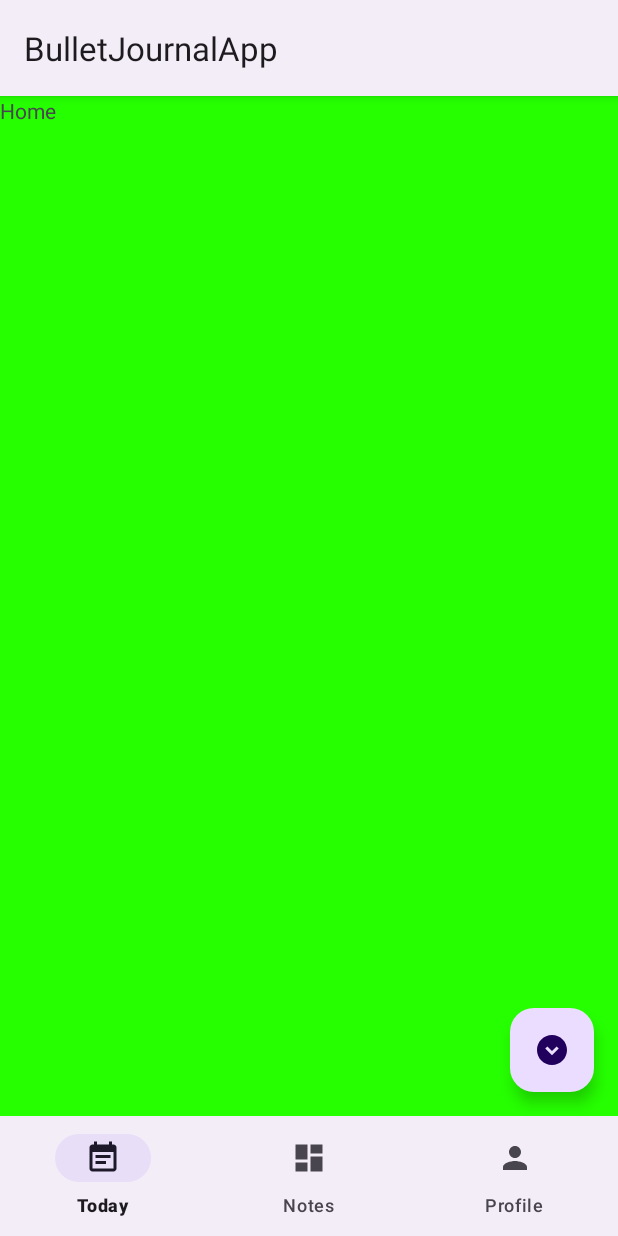
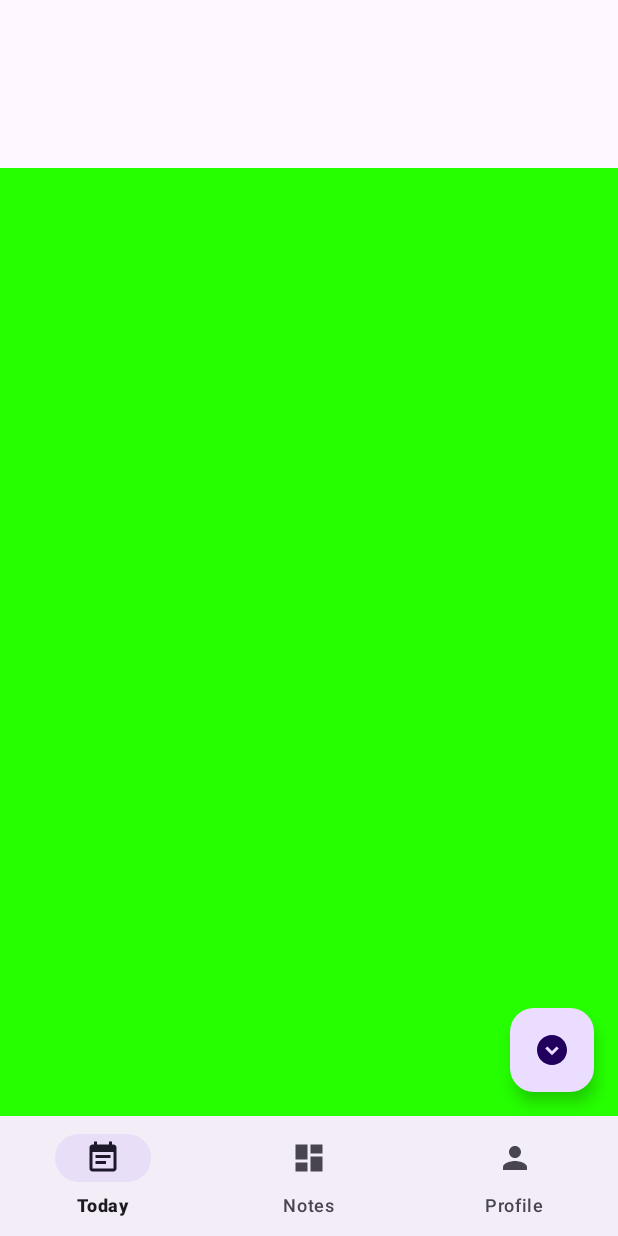
Before and after one commit to riestersamuel/bullet-time, an Android app: the screen it shows after launch (MainActivity), on a phone screen of 412 x 824 dp. Run offline under Robolectric (Android 15) with nearby library versions, the phone set to English and light mode, and no system bars.

Commit message:
Removed toolbar

```diff
--- a/app/src/main/res/layout/activity_main.xml
+++ b/app/src/main/res/layout/activity_main.xml
@@ -2,10 +2,14 @@
 <androidx.constraintlayout.widget.ConstraintLayout xmlns:android="http://schemas.android.com/apk/res/android"
     xmlns:app="http://schemas.android.com/apk/res-auto"
     xmlns:tools="http://schemas.android.com/tools"
-    android:id="@+id/TabContainer"
+    android:layout_width="match_parent"
     android:layout_height="match_parent"
-    tools:context=".MainActivity" android:layout_width="match_parent">
+    tools:context=".MainActivity">
 
+    <FrameLayout
+        android:layout_width="match_parent"
+        android:layout_height="match_parent"
+        android:id="@+id/fragment_container"/>
 
     <com.google.android.material.bottomnavigation.BottomNavigationView
         android:id="@+id/bottom_navigation"
@@ -14,11 +18,9 @@
         app:layout_constraintBottom_toBottomOf="parent"
         app:layout_constraintEnd_toEndOf="parent"
         app:menu="@menu/bottom_navigation_menu">
+
     </com.google.android.material.bottomnavigation.BottomNavigationView>
-    <FrameLayout
-        android:layout_width="match_parent"
-        android:layout_height="match_parent"
-        android:id="@+id/fragment_container"/>
+
     <com.google.android.material.floatingactionbutton.FloatingActionButton
         android:id="@+id/floating_action_button"
         android:layout_width="wrap_content"
@@ -28,7 +30,35 @@
         android:clickable="true"
         app:layout_constraintBottom_toTopOf="@+id/bottom_navigation"
         app:layout_constraintEnd_toEndOf="parent"
-        app:srcCompat="@drawable/ic_baseline_expand_circle_down_24"
-        android:contentDescription="TEST" />
+        app:srcCompat="@drawable/ic_baseline_expand_circle_down_24" />
+
+    <androidx.coordinatorlayout.widget.CoordinatorLayout
+    android:layout_height="match_parent"
+        android:layout_width="match_parent"
+
+        >
+
+    <com.google.android.material.appbar.AppBarLayout
+    android:layout_width="match_parent"
+    android:layout_height="wrap_content"
+    android:fitsSystemWindows="true">
+
+    <com.google.android.material.appbar.CollapsingToolbarLayout
+        style="?attr/collapsingToolbarLayoutMediumStyle"
+        android:layout_width="match_parent"
+        android:layout_height="?attr/collapsingToolbarLayoutMediumSize">
+
+        <com.google.android.material.appbar.MaterialToolbar
+        android:layout_height="match_parent"
+            android:layout_width="match_parent"
+        android:elevation="0dp" />
+
+    </com.google.android.material.appbar.CollapsingToolbarLayout>
+
+</com.google.android.material.appbar.AppBarLayout>
+
+    ...
+
+    </androidx.coordinatorlayout.widget.CoordinatorLayout>
 
 </androidx.constraintlayout.widget.ConstraintLayout>
--- a/app/src/main/res/values-night/themes.xml
+++ b/app/src/main/res/values-night/themes.xml
@@ -1,6 +1,6 @@
 <resources xmlns:tools="http://schemas.android.com/tools">
     <!-- Base application theme. -->
-    <style name="Theme.BulletJournalApp" parent="Theme.MaterialComponents.DayNight.DarkActionBar">
+    <style name="Theme.BulletJournalApp" parent="Theme.Material3.DayNight.NoActionBar">
         <!-- Primary brand color. -->
         <item name="colorPrimary">@color/purple_200</item>
         <item name="colorPrimaryVariant">@color/purple_700</item>
--- a/app/src/main/res/values/themes.xml
+++ b/app/src/main/res/values/themes.xml
@@ -1,6 +1,6 @@
 <resources xmlns:tools="http://schemas.android.com/tools">
     <!-- Base application theme. -->
-    <style name="Theme.BulletJournalApp" parent="Theme.Material3.Light">
+    <style name="Theme.BulletJournalApp" parent="Theme.Material3.Light.NoActionBar">
         <!-- Primary brand color. -->
         <item name="colorPrimary">@color/purple_500</item>
         <item name="colorPrimaryVariant">@color/purple_700</item>
```
